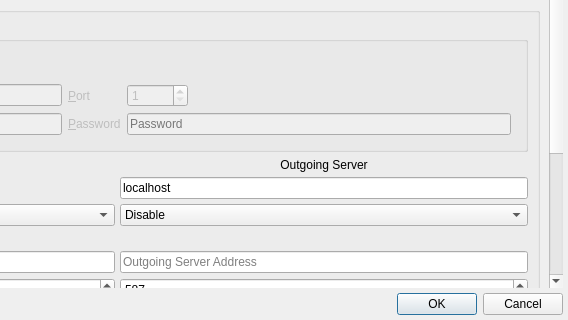
Qt form branches/trunk/UI/spot-on-poptastic-retrophone-settings.ui (textbrowser/spot-on) before a commit; both pictures show x 427 to 995 and y 130 to 450 of the 995 by 450 pixel window.
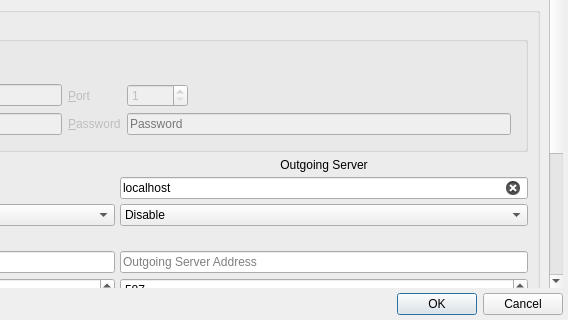
The same form after that commit. Icons and pictures are not drawn.

Commit message: Clear buttons.

```diff
--- a/branches/trunk/UI/spot-on-poptastic-retrophone-settings.ui
+++ b/branches/trunk/UI/spot-on-poptastic-retrophone-settings.ui
@@ -923,6 +923,9 @@
                 <property name="placeholderText">
                  <string>Local Hostname</string>
                 </property>
+                <property name="clearButtonEnabled">
+                 <bool>true</bool>
+                </property>
                </widget>
               </item>
               <item row="3" column="0">
```
Left out of the diff: 30 changed lines with no effect on the pictures. The commit also changes 18 other files.
